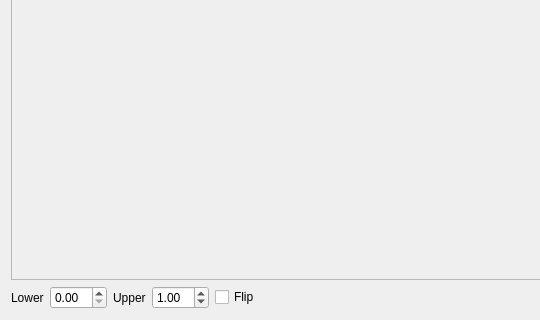
apitrace/apitrace, file gui/ui/imageviewer.ui: the form before one commit; both pictures show x 0 to 540 and y 309 to 629 of the 825 by 629 pixel window.
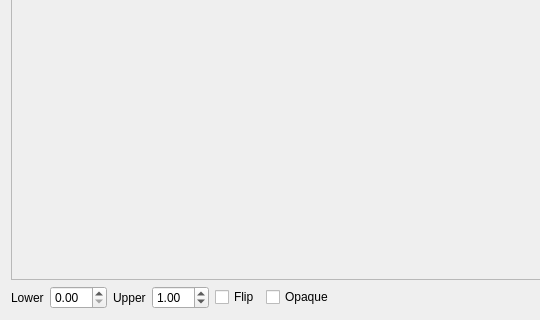
The form after the commit.

Commit message: Allow to turn off transparency on image viewer.

Patch:
```diff
--- a/gui/ui/imageviewer.ui
+++ b/gui/ui/imageviewer.ui
@@ -83,6 +83,13 @@
        </property>
       </widget>
      </item>
+     <item>
+      <widget class="QCheckBox" name="opaqueCheckBox">
+       <property name="text">
+        <string>Opaque</string>
+       </property>
+      </widget>
+     </item>
      <item>
       <spacer name="horizontalSpacer">
        <property name="orientation">
```
The commit also changes 1 other file.
